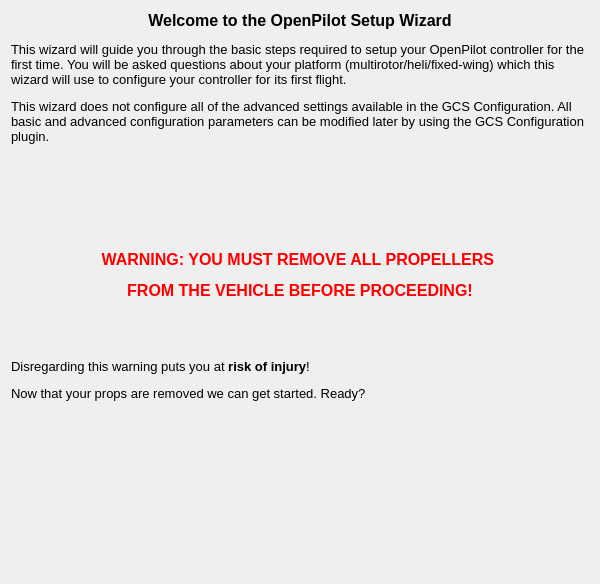
Before: the Qt Designer form ground/openpilotgcs/src/plugins/setupwizard/pages/opstartpage.ui in librepilot/LibrePilot, drawn with Qt 5.
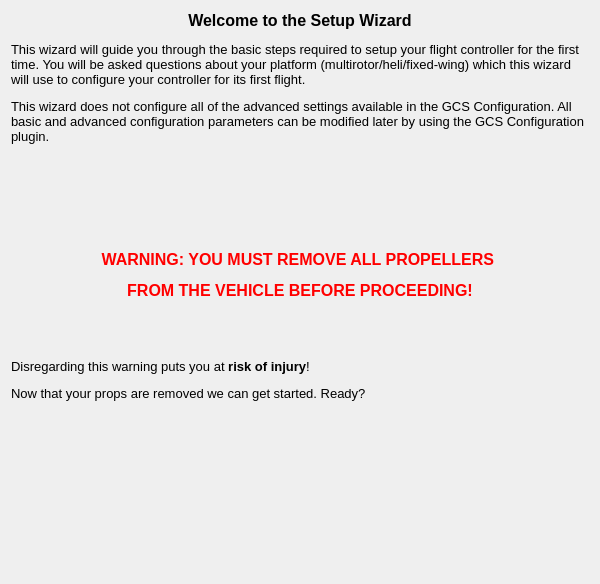
After: the same form once the commit is applied. Icons and pictures are not drawn.

The edit to the form file:
```diff
--- a/ground/openpilotgcs/src/plugins/setupwizard/pages/opstartpage.ui
+++ b/ground/openpilotgcs/src/plugins/setupwizard/pages/opstartpage.ui
@@ -39,8 +39,8 @@
 &lt;html&gt;&lt;head&gt;&lt;meta name=&quot;qrichtext&quot; content=&quot;1&quot; /&gt;&lt;style type=&quot;text/css&quot;&gt;
 p, li { white-space: pre-wrap; }
 &lt;/style&gt;&lt;/head&gt;&lt;body style=&quot; font-family:'Cantarell'; font-size:11pt; font-weight:400; font-style:normal;&quot;&gt;
-&lt;p align=&quot;center&quot; style=&quot; margin-top:12px; margin-bottom:12px; margin-left:0px; margin-right:0px; -qt-block-indent:0; text-indent:0px;&quot;&gt;&lt;span style=&quot; font-family:'MS Shell Dlg 2'; font-size:12pt; font-weight:600;&quot;&gt;Welcome to the OpenPilot Setup Wizard&lt;/span&gt;&lt;img src=&quot;:/setupwizard/resources/wizard.png&quot; style=&quot;float: right;&quot; /&gt;&lt;/p&gt;
-&lt;p style=&quot; margin-top:12px; margin-bottom:12px; margin-left:0px; margin-right:0px; -qt-block-indent:0; text-indent:0px;&quot;&gt;&lt;span style=&quot; font-family:'MS Shell Dlg 2'; font-size:10pt;&quot;&gt;This wizard will guide you through the basic steps required to setup your OpenPilot controller for the first time. You will be asked questions about your platform (multirotor/heli/fixed-wing) which this wizard will use to configure your controller for its first flight.&lt;/span&gt;&lt;/p&gt;
+&lt;p align=&quot;center&quot; style=&quot; margin-top:12px; margin-bottom:12px; margin-left:0px; margin-right:0px; -qt-block-indent:0; text-indent:0px;&quot;&gt;&lt;span style=&quot; font-family:'MS Shell Dlg 2'; font-size:12pt; font-weight:600;&quot;&gt;Welcome to the Setup Wizard&lt;/span&gt;&lt;img src=&quot;:/setupwizard/resources/wizard.png&quot; style=&quot;float: right;&quot; /&gt;&lt;/p&gt;
+&lt;p style=&quot; margin-top:12px; margin-bottom:12px; margin-left:0px; margin-right:0px; -qt-block-indent:0; text-indent:0px;&quot;&gt;&lt;span style=&quot; font-family:'MS Shell Dlg 2'; font-size:10pt;&quot;&gt;This wizard will guide you through the basic steps required to setup your flight controller for the first time. You will be asked questions about your platform (multirotor/heli/fixed-wing) which this wizard will use to configure your controller for its first flight.&lt;/span&gt;&lt;/p&gt;
 &lt;p style=&quot; margin-top:12px; margin-bottom:12px; margin-left:0px; margin-right:0px; -qt-block-indent:0; text-indent:0px;&quot;&gt;&lt;span style=&quot; font-family:'MS Shell Dlg 2'; font-size:10pt;&quot;&gt;This wizard does not configure all of the advanced settings available in the GCS Configuration. All basic and advanced configuration parameters can be modified later by using the GCS Configuration plugin.&lt;/span&gt;&lt;/p&gt;
 &lt;p style=&quot; margin-top:12px; margin-bottom:12px; margin-left:0px; margin-right:0px; -qt-block-indent:0; text-indent:0px;&quot;&gt;&lt;br /&gt;&lt;/p&gt;
 &lt;p style=&quot; margin-top:12px; margin-bottom:12px; margin-left:0px; margin-right:0px; -qt-block-indent:0; text-indent:0px;&quot;&gt;&lt;br /&gt;&lt;/p&gt;
```
